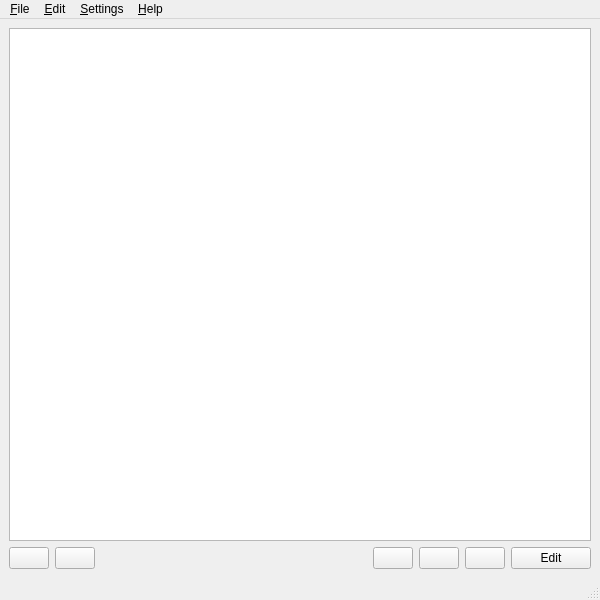
This is src/osbgui/MainWindow.ui in dakrk/manatools as Qt 5 draws it before an edit. The edited form follows.
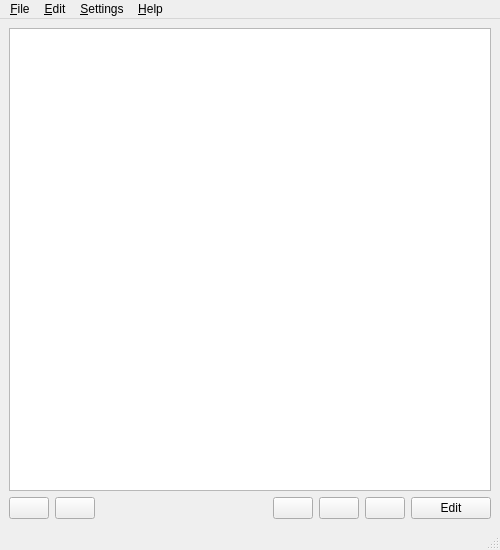
This is the edited form. Icons and pictures are not drawn.

The edit to the form file:
```diff
--- a/src/osbgui/MainWindow.ui
+++ b/src/osbgui/MainWindow.ui
@@ -6,8 +6,8 @@
    <rect>
     <x>0</x>
     <y>0</y>
-    <width>600</width>
-    <height>600</height>
+    <width>500</width>
+    <height>550</height>
    </rect>
   </property>
   <widget class="QWidget" name="centralwidget">
@@ -93,7 +93,7 @@
     <rect>
      <x>0</x>
      <y>0</y>
-     <width>600</width>
+     <width>500</width>
      <height>19</height>
     </rect>
    </property>
```
Left out of the diff: 9 changed lines with no effect on the pictures.
